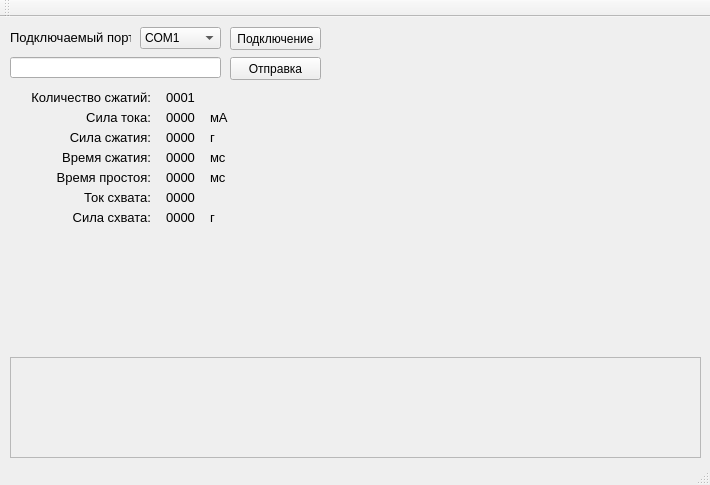
First picture: the form in mainwindow.ui, repository Evrei-XD/Service_utility, before the edit.
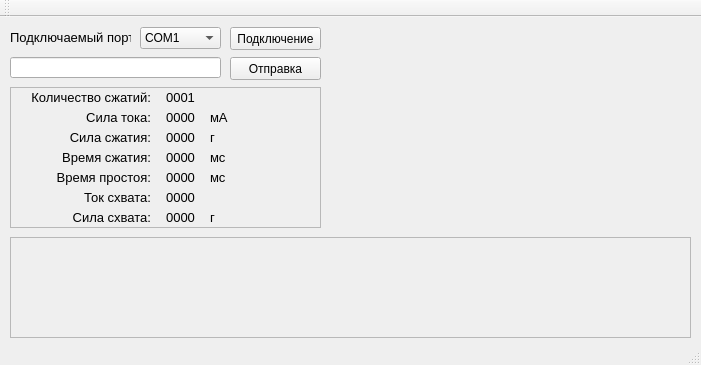
Second picture: the form after the edit.

Commit message: 13:23 Подрихтованные стили. Принимаемые данные фейковые

The edit to the form file:
```diff
--- a/mainwindow.ui
+++ b/mainwindow.ui
@@ -6,8 +6,8 @@
    <rect>
     <x>0</x>
     <y>0</y>
-    <width>710</width>
-    <height>485</height>
+    <width>701</width>
+    <height>365</height>
    </rect>
   </property>
   <property name="windowTitle">
@@ -41,8 +41,8 @@
     <property name="geometry">
      <rect>
       <x>10</x>
-      <y>340</y>
-      <width>691</width>
+      <y>220</y>
+      <width>681</width>
       <height>101</height>
      </rect>
     </property>
@@ -54,7 +54,7 @@
       <rect>
        <x>0</x>
        <y>0</y>
-       <width>689</width>
+       <width>679</width>
        <height>99</height>
       </rect>
      </property>
@@ -973,6 +973,22 @@
      <set>Qt::AlignLeading|Qt::AlignLeft|Qt::AlignVCenter</set>
     </property>
    </widget>
+   <widget class="QFrame" name="frame">
+    <property name="geometry">
+     <rect>
+      <x>10</x>
+      <y>70</y>
+      <width>311</width>
+      <height>141</height>
+     </rect>
+    </property>
+    <property name="frameShape">
+     <enum>QFrame::StyledPanel</enum>
+    </property>
+    <property name="frameShadow">
+     <enum>QFrame::Raised</enum>
+    </property>
+   </widget>
   </widget>
   <widget class="QMenuBar" name="menuBar">
    <property name="geometry">
```
Left out of the diff: 2 changed lines with no effect on the pictures. The commit also changes 2 other files.
